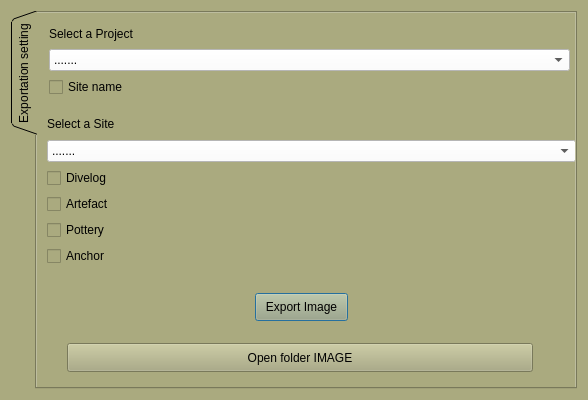
Qt form gui/ui/Images_directory_export.ui (enzococca/HFF) before a commit.
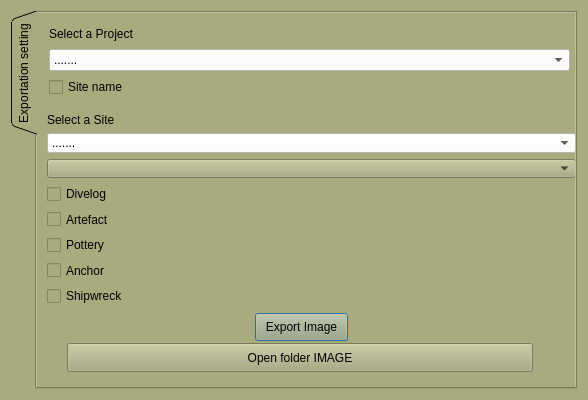
The same form after that commit. Icons and pictures are not drawn.

Commit message:
Added Shipwreck area functionality and UI adjustments
In this commit, the shipwreck area function was added to Images directory export. This allows the user to generate images for specific shipwreck areas. Accompanying UI changes were made in Images_directory_export.ui to accommodate the new functionality. These include layout adjustments, addition of a new combobox for shipwreck areas, and enhanced connectivity among items.

Diff of the .ui file:
```diff
--- a/gui/ui/Images_directory_export.ui
+++ b/gui/ui/Images_directory_export.ui
@@ -70,7 +70,7 @@
        <property name="geometry">
         <rect>
          <x>218</x>
-         <y>280</y>
+         <y>300</y>
          <width>93</width>
          <height>28</height>
         </rect>
@@ -166,16 +166,22 @@
          <x>10</x>
          <y>100</y>
          <width>529</width>
-         <height>153</height>
+         <height>193</height>
         </rect>
        </property>
        <layout class="QGridLayout" name="gridLayout_3">
-        <item row="0" column="0" colspan="2">
-         <widget class="QLabel" name="label_2">
-          <property name="text">
-           <string>Select a Site</string>
+        <item row="5" column="2">
+         <spacer name="horizontalSpacer_9">
+          <property name="orientation">
+           <enum>Qt::Horizontal</enum>
           </property>
-         </widget>
+          <property name="sizeHint" stdset="0">
+           <size>
+            <width>438</width>
+            <height>20</height>
+           </size>
+          </property>
+         </spacer>
         </item>
         <item row="1" column="0" colspan="3">
          <widget class="QComboBox" name="comboBox_location">
@@ -213,7 +219,17 @@
           </item>
          </widget>
         </item>
-        <item row="2" column="0">
+        <item row="5" column="0">
+         <widget class="QCheckBox" name="checkBox_pottery">
+          <property name="enabled">
+           <bool>true</bool>
+          </property>
+          <property name="text">
+           <string>Pottery</string>
+          </property>
+         </widget>
+        </item>
+        <item row="3" column="0">
          <widget class="QCheckBox" name="checkBox_divelog">
           <property name="enabled">
            <bool>true</bool>
@@ -223,7 +239,27 @@
           </property>
          </widget>
         </item>
-        <item row="2" column="1" colspan="2">
+        <item row="6" column="2">
+         <spacer name="horizontalSpacer_10">
+          <property name="orientation">
+           <enum>Qt::Horizontal</enum>
+          </property>
+          <property name="sizeHint" stdset="0">
+           <size>
+            <width>438</width>
+            <height>20</height>
+           </size>
+          </property>
+         </spacer>
+        </item>
+        <item row="7" column="0">
+         <widget class="QCheckBox" name="checkBox_shipwreck">
+          <property name="text">
+           <string>Shipwreck</string>
+          </property>
+         </widget>
+        </item>
+        <item row="3" column="1" colspan="2">
          <spacer name="horizontalSpacer_7">
           <property name="orientation">
            <enum>Qt::Horizontal</enum>
@@ -236,7 +272,30 @@
           </property>
          </spacer>
         </item>
-        <item row="3" column="0">
+        <item row="6" column="0">
+         <widget class="QCheckBox" name="checkBox_anchor">
+          <property name="enabled">
+           <bool>true</bool>
+          </property>
+          <property name="text">
+           <string>Anchor</string>
+          </property>
+         </widget>
+        </item>
+        <item row="7" column="2">
+         <spacer name="horizontalSpacer">
+          <property name="orientation">
+           <enum>Qt::Horizontal</enum>
+          </property>
+          <property name="sizeHint" stdset="0">
+           <size>
+            <width>40</width>
+            <height>20</height>
+           </size>
+          </property>
+         </spacer>
+        </item>
+        <item row="4" column="0">
          <widget class="QCheckBox" name="checkBox_artefact">
           <property name="enabled">
            <bool>true</bool>
@@ -246,7 +305,14 @@
           </property>
          </widget>
         </item>
-        <item row="3" column="2">
+        <item row="0" column="0" colspan="2">
+         <widget class="QLabel" name="label_2">
+          <property name="text">
+           <string>Select a Site</string>
+          </property>
+         </widget>
+        </item>
+        <item row="4" column="2">
          <spacer name="horizontalSpacer_8">
           <property name="orientation">
            <enum>Qt::Horizontal</enum>
@@ -259,52 +325,16 @@
           </property>
          </spacer>
         </item>
-        <item row="4" column="0">
-         <widget class="QCheckBox" name="checkBox_pottery">
-          <property name="enabled">
-           <bool>true</bool>
+        <item row="2" column="0" colspan="3">
+         <widget class="QComboBox" name="comboBox_s">
+          <property name="editable">
+           <bool>false</bool>
           </property>
-          <property name="text">
-           <string>Pottery</string>
+          <property name="currentIndex">
+           <number>-1</number>
           </property>
          </widget>
         </item>
-        <item row="4" column="2">
-         <spacer name="horizontalSpacer_9">
-          <property name="orientation">
-           <enum>Qt::Horizontal</enum>
-          </property>
-          <property name="sizeHint" stdset="0">
-           <size>
-            <width>438</width>
-            <height>20</height>
-           </size>
-          </property>
-         </spacer>
-        </item>
-        <item row="5" column="0">
-         <widget class="QCheckBox" name="checkBox_anchor">
-          <property name="enabled">
-           <bool>true</bool>
-          </property>
-          <property name="text">
-           <string>Anchor</string>
-          </property>
-         </widget>
-        </item>
-        <item row="5" column="2">
-         <spacer name="horizontalSpacer_10">
-          <property name="orientation">
-           <enum>Qt::Horizontal</enum>
-          </property>
-          <property name="sizeHint" stdset="0">
-           <size>
-            <width>438</width>
-            <height>20</height>
-           </size>
-          </property>
-         </spacer>
-        </item>
        </layout>
       </widget>
       <widget class="QPushButton" name="pushButton_open_dir">
```
Left out of the diff: 35 changed lines with no effect on the pictures. The commit also changes 1 other file.
